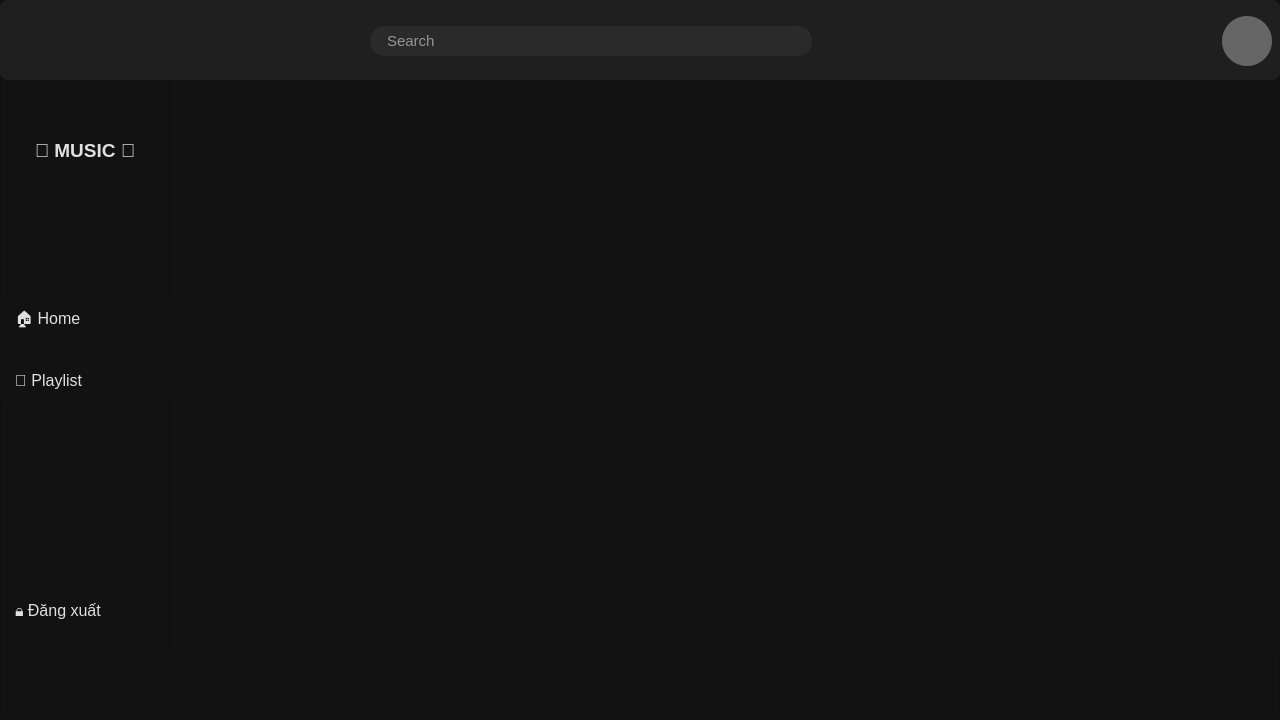
Old version of the form MusicManager/home.ui in the repository HuyHuy10122006/PBL2.
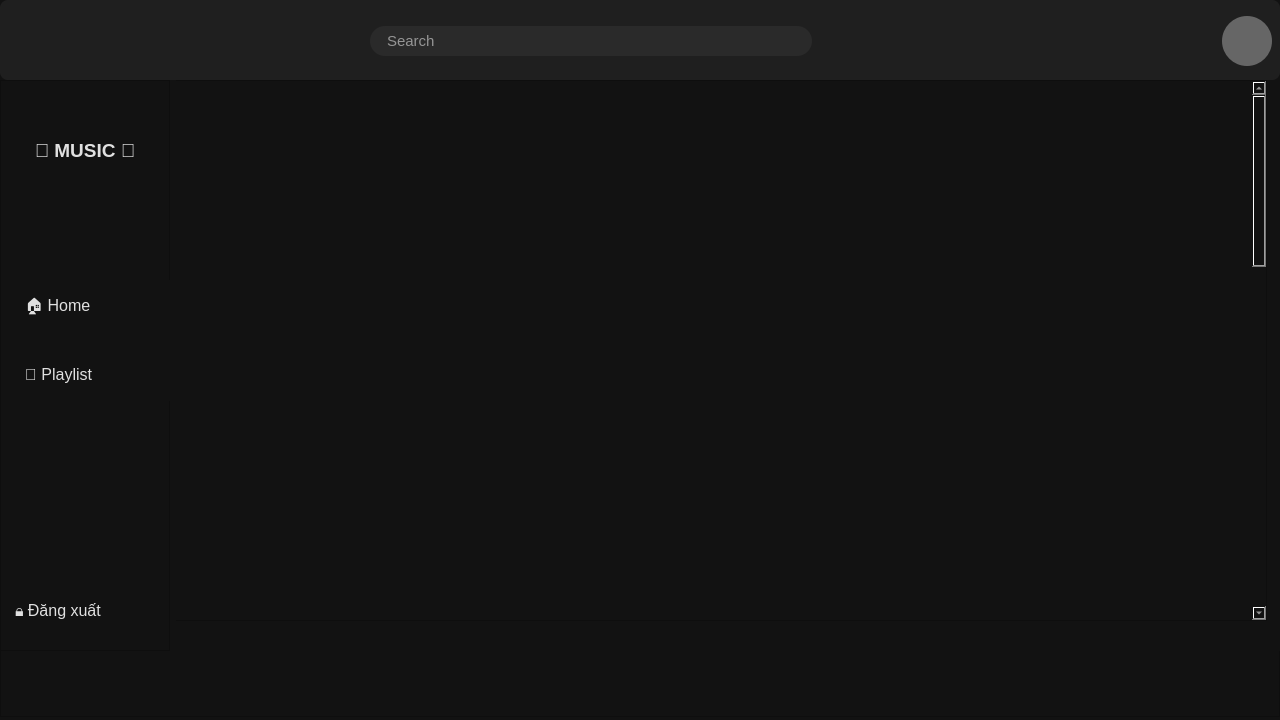
New version of the form. Icons and pictures are not drawn.

Diff of the .ui file:
```diff
--- a/MusicManager/home.ui
+++ b/MusicManager/home.ui
@@ -328,10 +328,10 @@
       <widget class="QWidget" name="layoutWidget">
        <property name="geometry">
         <rect>
-         <x>0</x>
-         <y>220</y>
+         <x>10</x>
+         <y>200</y>
          <width>172</width>
-         <height>102</height>
+         <height>121</height>
         </rect>
        </property>
        <layout class="QVBoxLayout" name="verticalLayout">
@@ -399,8 +399,8 @@
        </property>
        <property name="maximumSize">
         <size>
-         <width>50</width>
-         <height>555</height>
+         <width>16777215</width>
+         <height>16777215</height>
         </size>
        </property>
        <property name="currentIndex">
@@ -411,23 +411,17 @@
          <property name="geometry">
           <rect>
            <x>-10</x>
-           <y>-10</y>
+           <y>0</y>
            <width>1101</width>
-           <height>571</height>
+           <height>541</height>
           </rect>
          </property>
-         <property name="minimumSize">
+         <property name="maximumSize">
           <size>
-           <width>0</width>
-           <height>0</height>
+           <width>16777215</width>
+           <height>541</height>
           </size>
          </property>
-         <property name="verticalScrollBarPolicy">
-          <enum>Qt::ScrollBarPolicy::ScrollBarAsNeeded</enum>
-         </property>
-         <property name="horizontalScrollBarPolicy">
-          <enum>Qt::ScrollBarPolicy::ScrollBarAlwaysOff</enum>
-         </property>
          <property name="widgetResizable">
           <bool>true</bool>
          </property>
@@ -436,92 +430,16 @@
            <rect>
             <x>0</x>
             <y>0</y>
-            <width>1099</width>
-            <height>569</height>
+            <width>1085</width>
+            <height>1600</height>
            </rect>
           </property>
-          <property name="sizePolicy">
-           <sizepolicy hsizetype="Expanding" vsizetype="MinimumExpanding">
-            <horstretch>0</horstretch>
-            <verstretch>0</verstretch>
-           </sizepolicy>
+          <property name="minimumSize">
+           <size>
+            <width>0</width>
+            <height>1600</height>
+           </size>
           </property>
-          <widget class="QWidget" name="widget_3" native="true">
-           <property name="geometry">
-            <rect>
-             <x>0</x>
-             <y>10</y>
-             <width>1091</width>
-             <height>551</height>
-            </rect>
-           </property>
-           <layout class="QVBoxLayout" name="verticalLayout_2">
-            <item>
-             <widget class="QWidget" name="section1" native="true">
-              <property name="minimumSize">
-               <size>
-                <width>0</width>
-                <height>200</height>
-               </size>
-              </property>
-              <property name="maximumSize">
-               <size>
-                <width>16777215</width>
-                <height>200</height>
-               </size>
-              </property>
-             </widget>
-            </item>
-            <item>
-             <widget class="QWidget" name="section2" native="true">
-              <property name="minimumSize">
-               <size>
-                <width>0</width>
-                <height>200</height>
-               </size>
-              </property>
-              <property name="maximumSize">
-               <size>
-                <width>16777215</width>
-                <height>200</height>
-               </size>
-              </property>
-             </widget>
-            </item>
-            <item>
-             <widget class="QWidget" name="section3" native="true">
-              <property name="minimumSize">
-               <size>
-                <width>0</width>
-                <height>200</height>
-               </size>
-              </property>
-              <property name="maximumSize">
-               <size>
-                <width>16777215</width>
-                <height>200</height>
-               </size>
-              </property>
-             </widget>
-            </item>
-            <item>
-             <widget class="QWidget" name="section4" native="true">
-              <property name="minimumSize">
-               <size>
-                <width>0</width>
-                <height>200</height>
-               </size>
-              </property>
-              <property name="maximumSize">
-               <size>
-                <width>16777215</width>
-                <height>200</height>
-               </size>
-              </property>
-             </widget>
-            </item>
-           </layout>
-          </widget>
          </widget>
         </widget>
        </widget>
```
Left out of the diff: 8 changed lines with no effect on the pictures.
